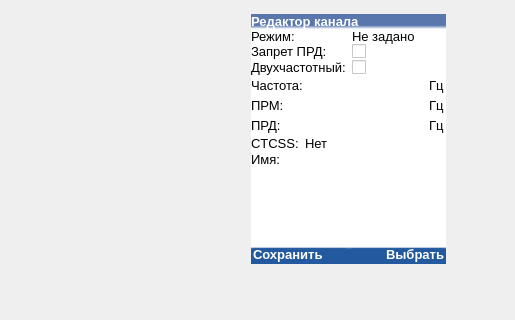
Old version of the form mainwindow.ui in the repository COOLIRON2311/azart-p; both pictures show x 0 to 515 and y 196 to 516 of the 515 by 955 pixel window.
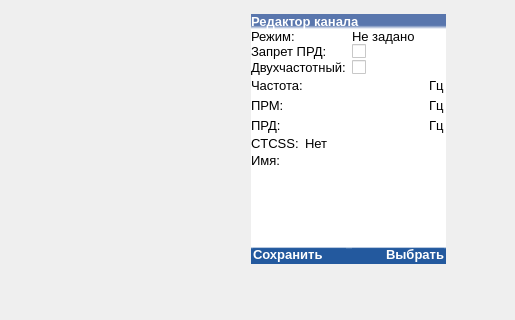
New version of the form. The open tabs and pages were chosen to show the change. Icons and pictures are not drawn.

The edit to the form file:
```diff
--- a/mainwindow.ui
+++ b/mainwindow.ui
@@ -1581,6 +1581,11 @@
                        <verstretch>0</verstretch>
                       </sizepolicy>
                      </property>
+                     <property name="font">
+                      <font>
+                       <pointsize>10</pointsize>
+                      </font>
+                     </property>
                      <property name="styleSheet">
                       <string notr="true"/>
                      </property>
```
Left out of the diff: 2 changed lines with no effect on the pictures.
